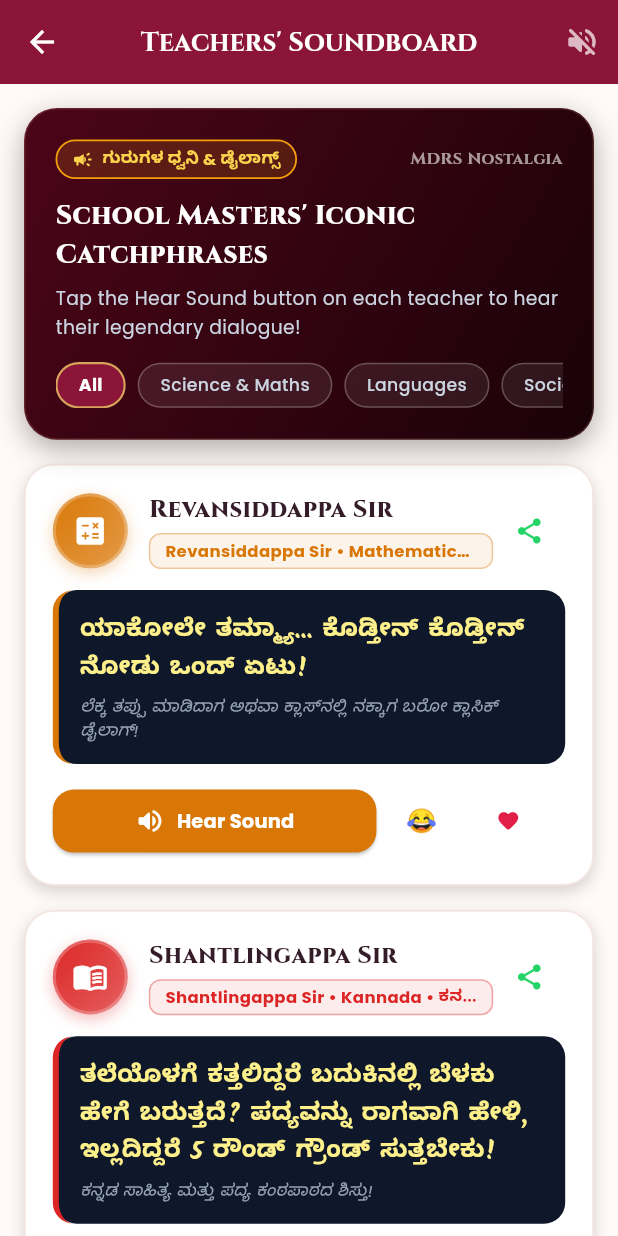
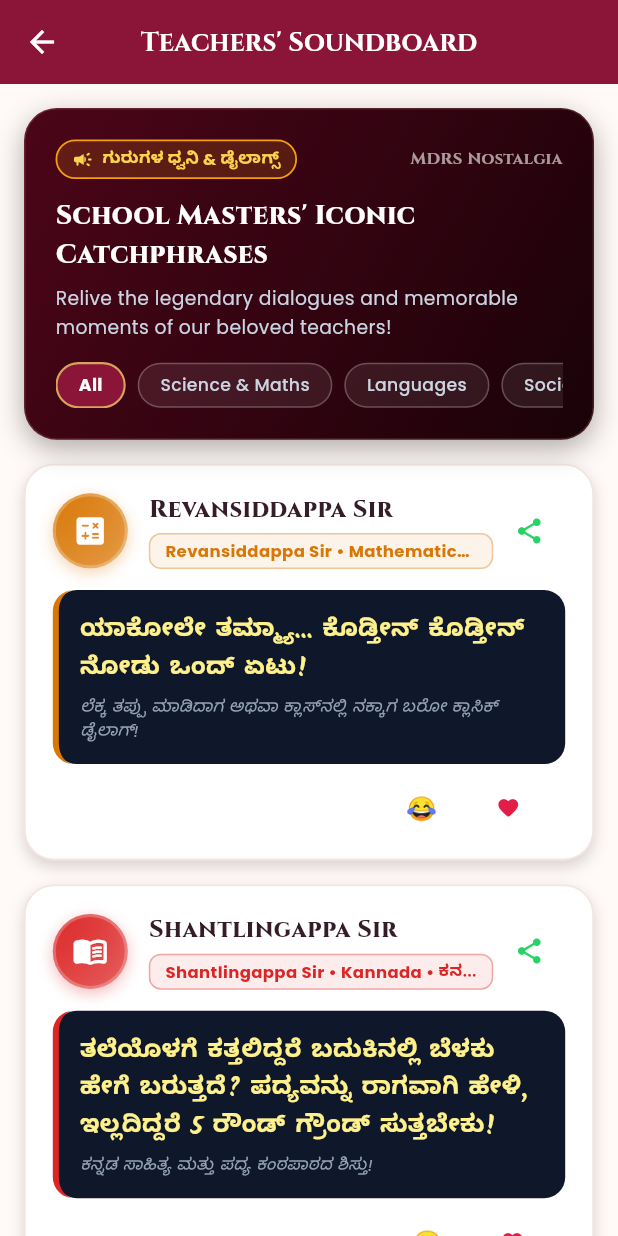
Before and after one commit to Ravi8855/mdrs_school, a Flutter app: the TeachersSoundboardScreen screen opened directly, on a phone screen of 412 x 824 dp. Run offline on Flutter 3.47's test engine with Material 3 defaults, Android fonts, the phone set to English and light mode, and no system bars; our stand-ins replace confetti, google_fonts, shared_preferences, supabase_flutter, web; accounts and stored records are empty.

Commit message:
feat(teachers): remove hear sound button

```diff
--- a/lib/screens/teachers_soundboard/teachers_soundboard_screen.dart
+++ b/lib/screens/teachers_soundboard/teachers_soundboard_screen.dart
@@ -272,16 +272,7 @@ Download MDRS Alumni App to relive your hostel memories!
           style: GoogleFonts.cinzel(fontWeight: FontWeight.w700, fontSize: 18, color: Colors.white),
         ),
         centerTitle: true,
-        actions: [
-          IconButton(
-            tooltip: "Stop Voice",
-            icon: const Icon(Icons.volume_off_rounded, color: Colors.white70),
-            onPressed: () {
-              stopDialogue();
-              setState(() => _currentlyPlayingId = null);
-            },
-          ),
-        ],
+        actions: const [],
       ),
       body: CustomScrollView(
         physics: const BouncingScrollPhysics(parent: AlwaysScrollableScrollPhysics()),
@@ -353,7 +344,7 @@ Download MDRS Alumni App to relive your hostel memories!
                   ),
                   const SizedBox(height: 6),
                   Text(
-                    "Tap the Hear Sound button on each teacher to hear their legendary dialogue!",
+                    "Relive the legendary dialogues and memorable moments of our beloved teachers!",
                     style: GoogleFonts.poppins(
                       fontSize: 12.5,
                       color: const Color(0xFFCBD5E1),
@@ -567,52 +558,10 @@ Download MDRS Alumni App to relive your hostel memories!
 
             const SizedBox(height: 14),
 
-            // Bottom Action Bar: Play Sound + Laugh/Heart Reactions
+            // Bottom Action Bar: Laugh/Heart Reactions
             Row(
+              mainAxisAlignment: MainAxisAlignment.end,
               children: [
-                // Voice Play Button (Speaker icon, no mic)
-                Expanded(
-                  child: ElevatedButton.icon(
-                    onPressed: () => _playTeacherVoice(teacher),
-                    icon: isPlaying
-                        ? AnimatedBuilder(
-                            animation: _waveController,
-                            builder: (context, child) => Row(
-                              mainAxisSize: MainAxisSize.min,
-                              children: List.generate(
-                                3,
-                                (i) => Container(
-                                  margin: const EdgeInsets.symmetric(horizontal: 1.5),
-                                  width: 3,
-                                  height: 8 + (sin((_waveController.value * 2 * pi) + (i * 1.5)).abs() * 10),
-                                  decoration: BoxDecoration(
-                                    color: Colors.white,
-                                    borderRadius: BorderRadius.circular(2),
-                                  ),
-                                ),
-                              ),
-                            ),
-                          )
-                        : const Icon(Icons.volume_up_rounded, color: Colors.white, size: 20),
-                    label: Text(
-                      isPlaying ? "Speaking..." : "Hear Sound",
-                      style: GoogleFonts.poppins(
-                        fontSize: 13,
-                        fontWeight: FontWeight.bold,
-                        color: Colors.white,
-                      ),
-                    ),
-                    style: ElevatedButton.styleFrom(
-                      backgroundColor: isPlaying ? const Color(0xFF10B981) : teacher.themeColor,
-                      padding: const EdgeInsets.symmetric(vertical: 11),
-                      shape: RoundedRectangleBorder(borderRadius: BorderRadius.circular(14)),
-                      elevation: isPlaying ? 4 : 1,
-                    ),
-                  ),
-                ),
-
-                const SizedBox(width: 14),
-
                 // Reaction: Laugh
                 InkWell(
                   borderRadius: BorderRadius.circular(10),
```
